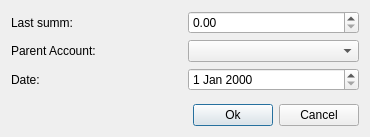
Qt form correctbalance.ui (sergey196510/mycash) before a commit.
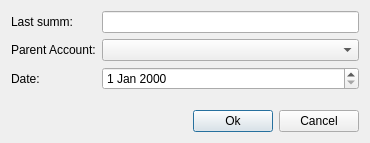
The same form after that commit. Custom widgets are drawn as their Qt base class.

Diff of the .ui file:
```diff
--- a/correctbalance.ui
+++ b/correctbalance.ui
@@ -7,7 +7,7 @@
     <x>0</x>
     <y>0</y>
     <width>370</width>
-    <height>137</height>
+    <height>143</height>
    </rect>
   </property>
   <property name="windowTitle">
@@ -26,9 +26,6 @@
      <item row="1" column="1">
       <widget class="AccountComboBox" name="comboBox"/>
      </item>
-     <item row="0" column="1">
-      <widget class="QDoubleSpinBox" name="doubleSpinBox"/>
-     </item>
      <item row="0" column="0">
       <widget class="QLabel" name="label">
        <property name="layoutDirection">
@@ -49,6 +46,9 @@
      <item row="2" column="1">
       <widget class="MyDateEdit" name="dateEdit"/>
      </item>
+     <item row="0" column="1">
+      <widget class="QLineEdit" name="summEdit"/>
+     </item>
     </layout>
    </item>
    <item>
```
